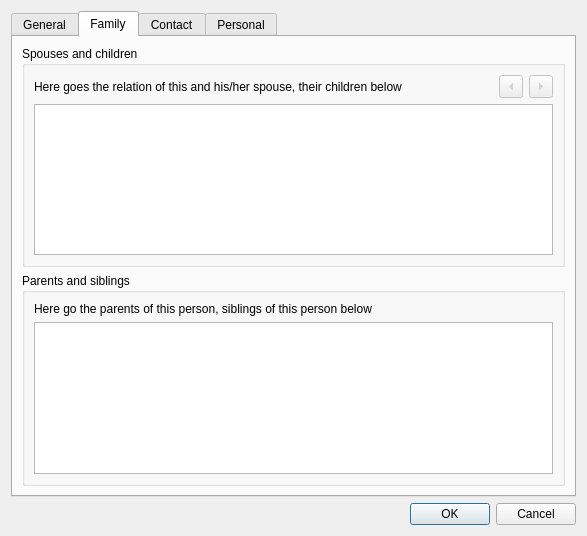
Old version of the form dialogs/persondialog.ui in the repository caybro/pedikree.
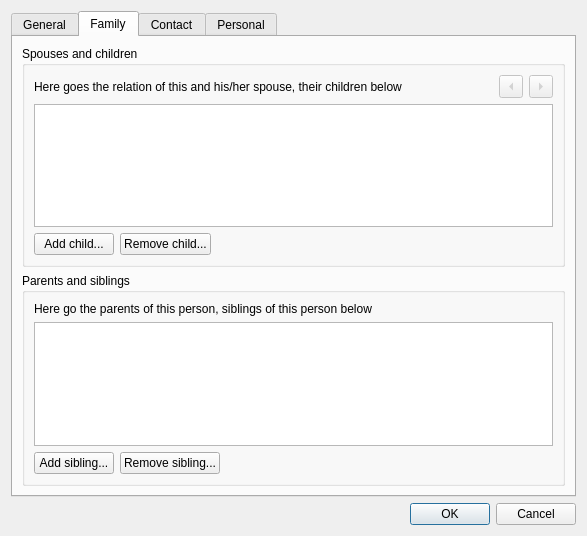
New version of the form. The open tabs and pages were chosen to show the change. Icons and pictures are not drawn.

Commit message: added child/sibling manipulation in the Person dialog

Patch:
```diff
--- a/dialogs/persondialog.ui
+++ b/dialogs/persondialog.ui
@@ -490,6 +490,37 @@
             </property>
            </widget>
           </item>
+          <item>
+           <layout class="QHBoxLayout" name="horizontalLayout_8">
+            <item>
+             <widget class="QPushButton" name="btnAddChild">
+              <property name="text">
+               <string>Add child...</string>
+              </property>
+             </widget>
+            </item>
+            <item>
+             <widget class="QPushButton" name="btnRemoveChild">
+              <property name="text">
+               <string>Remove child...</string>
+              </property>
+             </widget>
+            </item>
+            <item>
+             <spacer name="horizontalSpacer_2">
+              <property name="orientation">
+               <enum>Qt::Horizontal</enum>
+              </property>
+              <property name="sizeHint" stdset="0">
+               <size>
+                <width>40</width>
+                <height>20</height>
+               </size>
+              </property>
+             </spacer>
+            </item>
+           </layout>
+          </item>
          </layout>
         </widget>
        </item>
@@ -522,6 +553,37 @@
             </property>
            </widget>
           </item>
+          <item>
+           <layout class="QHBoxLayout" name="horizontalLayout_9">
+            <item>
+             <widget class="QPushButton" name="btnAddSibling">
+              <property name="text">
+               <string>Add sibling...</string>
+              </property>
+             </widget>
+            </item>
+            <item>
+             <widget class="QPushButton" name="btnRemoveSibling">
+              <property name="text">
+               <string>Remove sibling...</string>
+              </property>
+             </widget>
+            </item>
+            <item>
+             <spacer name="horizontalSpacer_3">
+              <property name="orientation">
+               <enum>Qt::Horizontal</enum>
+              </property>
+              <property name="sizeHint" stdset="0">
+               <size>
+                <width>40</width>
+                <height>20</height>
+               </size>
+              </property>
+             </spacer>
+            </item>
+           </layout>
+          </item>
          </layout>
         </widget>
        </item>
```
The commit also changes 3 other files.
